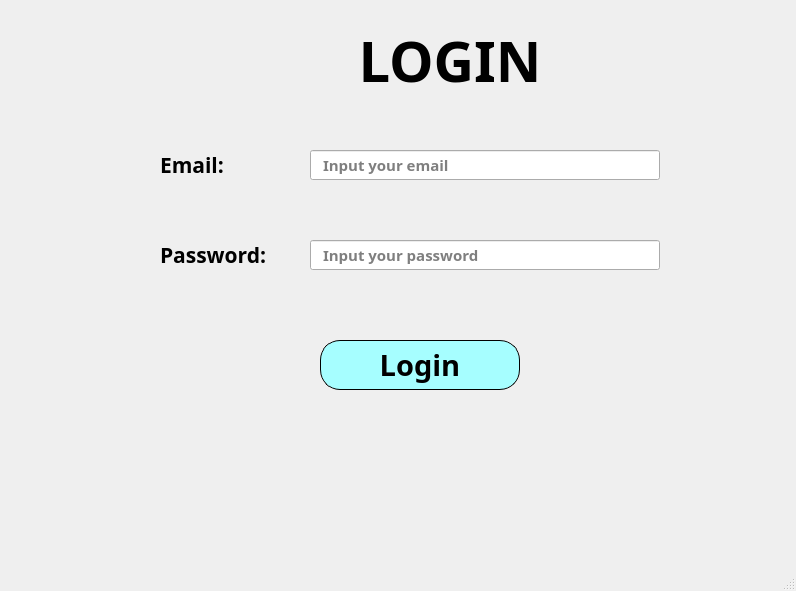
Above: Lesson6/login.ui from trungsliver/MK-C4K-PTI09 before the change. Below: the same form after it.
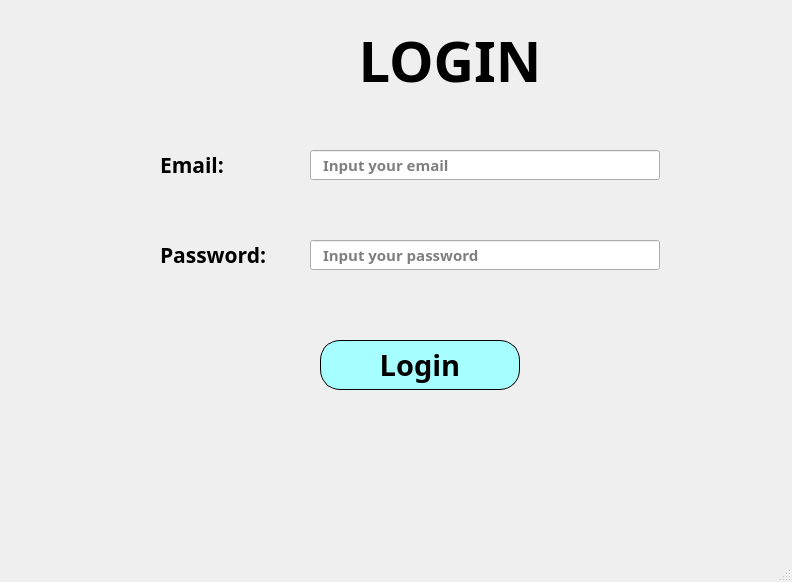
That is the form after the change.

The edit to the form file:
```diff
--- a/Lesson6/login.ui
+++ b/Lesson6/login.ui
@@ -6,8 +6,8 @@
    <rect>
     <x>0</x>
     <y>0</y>
-    <width>796</width>
-    <height>591</height>
+    <width>792</width>
+    <height>582</height>
    </rect>
   </property>
   <property name="windowTitle">
```
Left out of the diff: 2 changed lines with no effect on the pictures.
